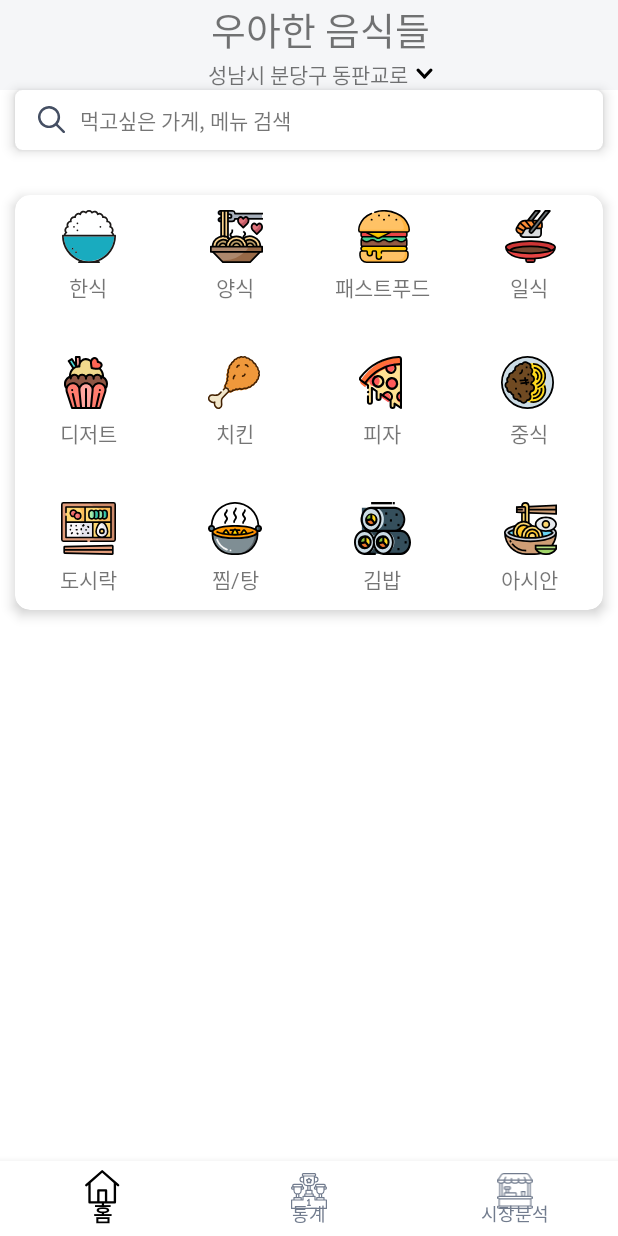
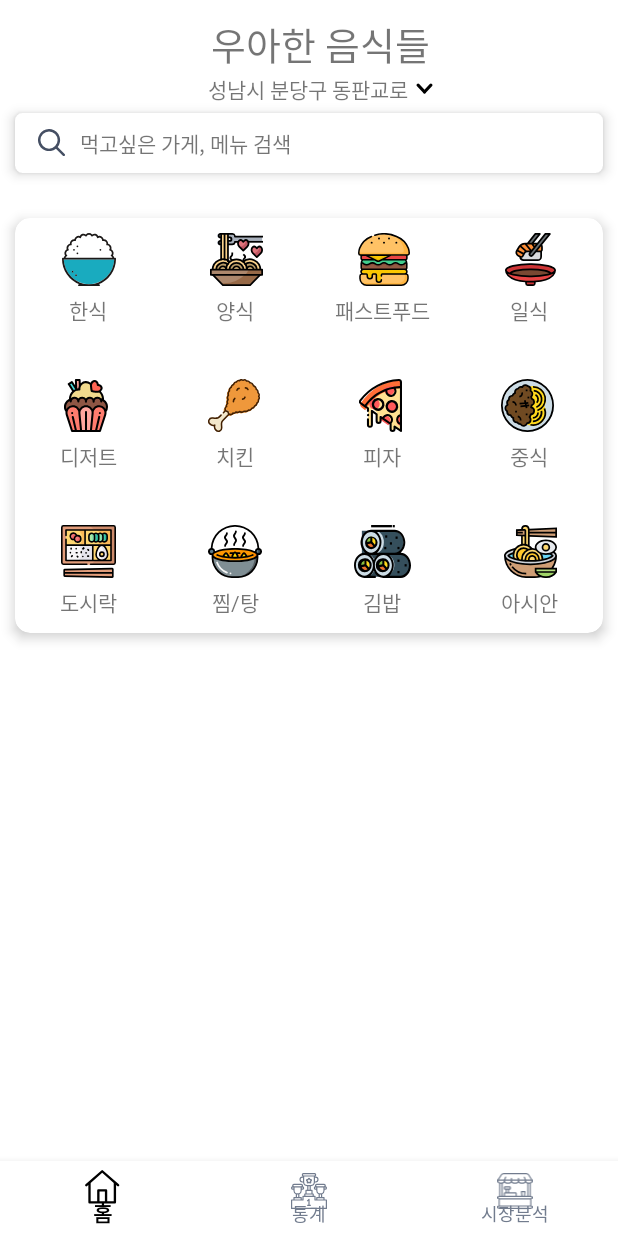
Before and after one commit to 2020-IT2/woowa-android-main-, an Android app: the screen it shows after launch (MainActivity), on a phone screen of 412 x 824 dp. Run offline under Robolectric (Android 15) with nearby library versions, the phone set to English and light mode, and no system bars; libraries missing offline, so code that uses them is left out: com.github.mikephil.charting, com.naver.maps, com.richpath, com.richpathanimator.

Commit message:
Change status bar

```diff
--- a/app/src/main/java/com/woowahan/woowahanfoods/MainActivity.java
+++ b/app/src/main/java/com/woowahan/woowahanfoods/MainActivity.java
@@ -3,9 +3,11 @@ package com.woowahan.woowahanfoods;
 import android.content.Intent;
 import android.content.res.Configuration;
 import android.graphics.Color;
+import android.os.Build;
 import android.os.Bundle;
 import android.util.Log;
 import android.view.MenuItem;
+import android.view.View;
 
 import androidx.annotation.NonNull;
 import androidx.appcompat.app.AppCompatActivity;
@@ -123,6 +125,17 @@ public class MainActivity extends AppCompatActivity implements OnMapReadyCallbac
     @Override
     protected void onCreate(Bundle savedInstanceState) {
         super.onCreate(savedInstanceState);
+        View view = getWindow().getDecorView();
+        if (Build.VERSION.SDK_INT >= Build.VERSION_CODES.M) {
+            if (view != null) {
+                // 23 버전 이상일 때 상태바 하얀 색상에 회색 아이콘 색상을 설정
+                view.setSystemUiVisibility(View.SYSTEM_UI_FLAG_LIGHT_STATUS_BAR);
+                getWindow().setStatusBarColor(Color.parseColor("#f2f2f2"));
+            }
+        }else if (Build.VERSION.SDK_INT >= 21) {
+            // 21 버전 이상일 때
+            getWindow().setStatusBarColor(Color.BLACK);
+        }
         setContentView(R.layout.main_activity_layout);
         navigation = findViewById(R.id.nav_bar);
         navigation.setOnNavigationItemSelectedListener(mOnNavigationItemSelectedListener);
--- a/app/src/main/res/layout/fragment_home.xml
+++ b/app/src/main/res/layout/fragment_home.xml
@@ -17,7 +17,7 @@
             <com.google.android.material.appbar.AppBarLayout
                 android:layout_width="match_parent"
                 android:layout_height="wrap_content"
-                android:background="@color/white_gray">
+                android:background="@color/white">
 
                 <androidx.appcompat.widget.Toolbar
                     android:id="@+id/toolbar2"
@@ -26,6 +26,7 @@
                     android:background="@color/transparent"
                     app:layout_collapseMode="pin">
                     <LinearLayout
+                        android:paddingVertical="10dp"
                         android:layout_width="match_parent"
                         android:layout_height="wrap_content"
                         android:gravity="center"
@@ -72,7 +73,7 @@
             android:layout_width="match_parent"
             android:layout_height="40dp"
             android:layout_marginHorizontal="10dp"
-            android:layout_marginTop="60dp"
+            android:layout_marginTop="75dp"
             app:cardCornerRadius="5dp"
             app:cardElevation="5dp">
 
```
